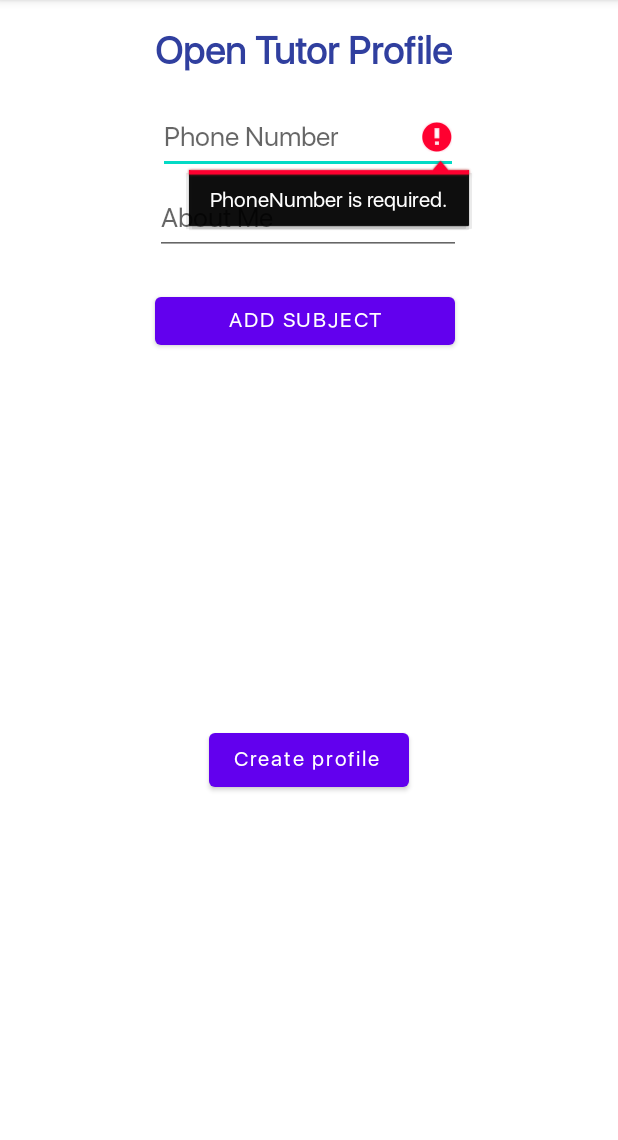
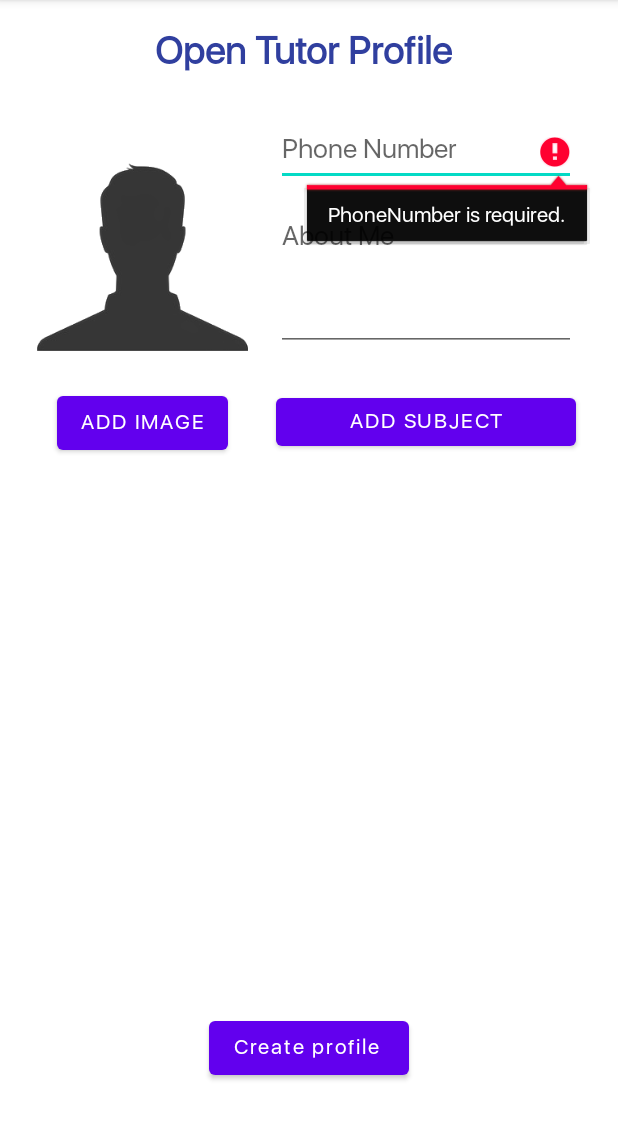
Before and after one commit to AlmogJakov/TutorTime, an Android app: the SetTutorProfile screen opened directly, with no data from a screen before it, after a tap on "Create profile", on a phone screen of 412 x 824 dp, the part 84-1224 px from its top. Run offline under Robolectric (Android 15) with nearby library versions, the phone set to English and light mode, and no system bars; our stand-ins replace Firebase (no records; nobody signed in at launch, a user with empty details on screens opened directly).

Commit message:
Edit image teacher profile

```diff
--- a/app/build.gradle
+++ b/app/build.gradle
@@ -42,6 +42,7 @@ dependencies {
     implementation 'androidx.navigation:navigation-ui:2.3.5'
     implementation 'com.google.firebase:firebase-database:20.0.2'
     implementation 'androidx.legacy:legacy-support-v4:1.0.0'
+    implementation 'com.google.firebase:firebase-storage:20.0.0'
     testImplementation 'junit:junit:4.+'
     androidTestImplementation 'androidx.test.ext:junit:1.1.3'
     androidTestImplementation 'androidx.test.espresso:espresso-core:3.4.0'
@@ -60,4 +61,8 @@ dependencies {
 
     // Also declare the dependency for the Google Play services library and specify its version
     implementation 'com.google.android.gms:play-services-auth:19.2.0'
+
+    implementation ("com.github.bumptech.glide:glide:4.11.0@aar") {
+        transitive = true
+    }
 }
--- a/app/src/main/java/com/project/tutortime/SetTutorProfile.java
+++ b/app/src/main/java/com/project/tutortime/SetTutorProfile.java
@@ -1,23 +1,34 @@
 package com.project.tutortime;
 
+import androidx.annotation.NonNull;
+import androidx.annotation.Nullable;
 import androidx.appcompat.app.AppCompatActivity;
 
 import android.app.Dialog;
+import android.content.ContentResolver;
 import android.content.Intent;
+import android.net.Uri;
 import android.os.Bundle;
 import android.text.TextUtils;
 import android.view.View;
+import android.webkit.MimeTypeMap;
 import android.widget.AdapterView;
 import android.widget.ArrayAdapter;
 import android.widget.Button;
 import android.widget.EditText;
+import android.widget.ImageView;
 import android.widget.ListView;
 import android.widget.Spinner;
 import android.widget.Toast;
 
+import com.google.android.gms.tasks.OnFailureListener;
+import com.google.android.gms.tasks.OnSuccessListener;
 import com.google.firebase.auth.FirebaseAuth;
 import com.google.firebase.database.DatabaseReference;
 import com.google.firebase.database.FirebaseDatabase;
+import com.google.firebase.storage.FirebaseStorage;
+import com.google.firebase.storage.StorageReference;
+import com.google.firebase.storage.UploadTask;
 import com.project.tutortime.firebase.FireBaseTeacher;
 import com.project.tutortime.firebase.subjectObj;
 
@@ -25,12 +36,17 @@ import java.util.ArrayList;
 
 public class SetTutorProfile extends AppCompatActivity {
     EditText PhoneNumber, description;
-    Button profile, addSub;
+    Button profile, addSub, addImage;
+    ImageView img;
     ListView subjectList;
     ArrayList<subjectObj> list = new ArrayList<>();
     ArrayList<String> listSub = new ArrayList<>();
     FirebaseAuth fAuth;
+    Uri imageData;
+    String imgURL;
     private DatabaseReference mDatabase;
+    private static final int GALLERY_REQUEST_COD = 1;
+
 
 
     @Override
@@ -43,10 +59,22 @@ public class SetTutorProfile extends AppCompatActivity {
         description = findViewById(R.id.editDescription);
         addSub = findViewById(R.id.editSubject);
         profile = findViewById(R.id.buttonProfile);
+        addImage = findViewById(R.id.btnAddImage);
+        img = findViewById(R.id.imageView);
         subjectList = (ListView) findViewById(R.id.subList);
         ArrayAdapter a = new ArrayAdapter(this, android.R.layout.simple_list_item_1, list);
         subjectList.setAdapter(a);
         a.notifyDataSetChanged();
+
+        addImage.setOnClickListener(new View.OnClickListener() {
+            @Override
+            public void onClick(View v) {
+                Intent intent = new Intent();
+                intent.setType("image/*");
+                intent.setAction(Intent.ACTION_GET_CONTENT);
+                startActivityForResult(intent, GALLERY_REQUEST_COD);
+            }
+        });
 
         subjectList.setOnItemClickListener(new AdapterView.OnItemClickListener() {
             @Override
@@ -55,7 +83,6 @@ public class SetTutorProfile extends AppCompatActivity {
                 createEditDialog(a,s);
             }
         });
-
 
         addSub.setOnClickListener(new View.OnClickListener() {
             @Override
@@ -66,6 +93,7 @@ public class SetTutorProfile extends AppCompatActivity {
         profile.setOnClickListener(new View.OnClickListener() {
             @Override
             public void onClick(View v) {
+                fileUploader();
                 String pNum = PhoneNumber.getText().toString().trim();
                 String descrip = description.getText().toString().trim();
                 if (TextUtils.isEmpty(pNum)) {
@@ -81,8 +109,8 @@ public class SetTutorProfile extends AppCompatActivity {
                 Toast.makeText(SetTutorProfile.this, descrip,
                         Toast.LENGTH_SHORT).show();
                 String userID = fAuth.getCurrentUser().getUid();
-                t.addTeacherToDB(pNum, descrip, userID, list);
-                mDatabase.child("users").child(userID).child("isTeacher").setValue(1);
+                t.addTeacherToDB(pNum, descrip, userID, list, imgURL);
+
                 /* were logging in as tutor (tutor status value = 1).
                      pass 'Status' value (1) to MainActivity. */
                 final ArrayList<Integer> arr = new ArrayList<Integer>();
@@ -123,16 +151,24 @@ public class SetTutorProfile extends AppCompatActivity {
                     priceEdit.setError("Price is required.");
                     return;
                 }
-                if (nameSub.isEmpty() || nameSub.equals(subjectObj.SubName.HINT)) {
+//                if (nameSub.isEmpty() || nameSub.equals(subjectObj.SubName.HINT)) {
+//                    Toast.makeText(SetTutorProfile.this, "Subject is required.", Toast.LENGTH_SHORT).show();
+//                    return;
+//                }
+//                if (type.isEmpty() || type.equals(subjectObj.Type.HINT)) {
+//                    Toast.makeText(SetTutorProfile.this, "Learning type is required.", Toast.LENGTH_SHORT).show();
+//                    return;
+//                }
+                if (listSub.contains(nameSub)) {
+                    Toast.makeText(SetTutorProfile.this, "You already have selected this subject.", Toast.LENGTH_SHORT).show();
+                    return;
+                }
+                if (nameSub == "Select subject") {
                     Toast.makeText(SetTutorProfile.this, "Subject is required.", Toast.LENGTH_SHORT).show();
                     return;
                 }
-                if (type.isEmpty() || type.equals(subjectObj.Type.HINT)) {
+                if (type == "Select learning type") {
                     Toast.makeText(SetTutorProfile.this, "Learning type is required.", Toast.LENGTH_SHORT).show();
-                    return;
-                }
-                if (listSub.contains(nameSub)) {
-                    Toast.makeText(SetTutorProfile.this, "You already have selected this subject.", Toast.LENGTH_SHORT).show();
                     return;
                 }
                 subjectObj s = new subjectObj(nameSub, type, Integer.parseInt(price), exp);
@@ -164,7 +200,7 @@ public class SetTutorProfile extends AppCompatActivity {
         expEdit = d.findViewById(R.id.ExpEdit);
         saveBtn = d.findViewById(R.id.btnSave);
         closeBtn = d.findViewById(R.id.btnClose);
-        deleteBtn = d.findViewById(R.id.btnDelete);/////////////////////////////////////////////////
+        deleteBtn = d.findViewById(R.id.btnDelete);
         nameSpinner = d.findViewById(R.id.spinSubName);
         ArrayAdapter nameAd = new ArrayAdapter<>(this, android.R.layout.simple_spinner_item,
                 subjectObj.SubName.values());
@@ -232,4 +268,35 @@ public class SetTutorProfile extends AppCompatActivity {
         });
         d.show();
     }
+
+    @Override
+    protected void onActivityResult(int requestCode, int resultCode, @Nullable Intent data) {
+        super.onActivityResult(requestCode, resultCode, data);
+        if (requestCode == GALLERY_REQUEST_COD && resultCode == RESULT_OK && data != null) {
+            imageData = data.getData();
+            img.setImageURI(imageData);
+        }
+    }
+    private String getExtension(Uri uri){
+        ContentResolver cr = getContentResolver();
+        MimeTypeMap mimeTypeMap = MimeTypeMap.getSingleton();
+        return mimeTypeMap.getExtensionFromMimeType(cr.getType(uri));
+    }
+    private void fileUploader(){
+        imgURL=System.currentTimeMillis()+"."+getExtension(imageData);
+        StorageReference Ref=FirebaseStorage.getInstance().getReference().child(imgURL);
+        Ref.putFile(imageData)
+                .addOnSuccessListener(new OnSuccessListener<UploadTask.TaskSnapshot>() {
+                    @Override
+                    public void onSuccess(UploadTask.TaskSnapshot taskSnapshot) {
+                        // Get a URL to the uploaded content
+                    }
+                })
+                .addOnFailureListener(new OnFailureListener() {
+                    @Override
+                    public void onFailure(@NonNull Exception exception) {
+                        Toast.makeText(getApplicationContext(), "Upload imageFailed", Toast.LENGTH_LONG).show();
+                    }
+                });
+    }
 }
--- a/app/src/main/res/layout/activity_set_tutor_profile.xml
+++ b/app/src/main/res/layout/activity_set_tutor_profile.xml
@@ -89,7 +89,7 @@
         app:layout_constraintEnd_toEndOf="parent"
         app:layout_constraintStart_toStartOf="parent"
         app:layout_constraintTop_toBottomOf="@+id/subList"
-        app:layout_constraintVertical_bias="0.181" />
+        app:layout_constraintVertical_bias="0.424" />
 
     <TextView
         android:id="@+id/txtTutorProfile"
@@ -108,27 +108,27 @@
     <EditText
         android:id="@+id/editPhoneNumber"
         android:layout_width="200dp"
-        android:layout_height="wrap_content"
-        android:layout_marginTop="68dp"
+        android:layout_height="44dp"
+        android:layout_marginTop="80dp"
         android:ems="10"
         android:hint="Phone Number"
         android:inputType="phone"
         app:layout_constraintEnd_toEndOf="parent"
-        app:layout_constraintHorizontal_bias="0.497"
+        app:layout_constraintHorizontal_bias="0.867"
         app:layout_constraintStart_toStartOf="parent"
         app:layout_constraintTop_toTopOf="parent" />
 
     <EditText
         android:id="@+id/editDescription"
-        android:layout_width="204dp"
-        android:layout_height="42dp"
-        android:layout_marginTop="12dp"
+        android:layout_width="200dp"
+        android:layout_height="100dp"
+        android:layout_marginTop="10dp"
         android:ems="10"
         android:gravity="start|top"
         android:hint="About Me"
         android:inputType="textMultiLine"
         app:layout_constraintEnd_toEndOf="parent"
-        app:layout_constraintHorizontal_bias="0.497"
+        app:layout_constraintHorizontal_bias="0.867"
         app:layout_constraintStart_toStartOf="parent"
         app:layout_constraintTop_toBottomOf="@+id/editPhoneNumber" />
 
@@ -136,20 +136,39 @@
         android:id="@+id/editSubject"
         android:layout_width="200dp"
         android:layout_height="44dp"
-        android:layout_marginTop="192dp"
+        android:layout_marginTop="25dp"
+        android:layout_marginEnd="28dp"
         android:text="Add Subject"
         app:layout_constraintEnd_toEndOf="parent"
-        app:layout_constraintHorizontal_bias="0.488"
-        app:layout_constraintStart_toStartOf="parent"
-        app:layout_constraintTop_toTopOf="parent" />
+        app:layout_constraintTop_toBottomOf="@+id/editDescription" />
 
     <ListView
         android:id="@+id/subList"
-        android:layout_width="321dp"
-        android:layout_height="178dp"
-        android:layout_marginTop="16dp"
+        android:layout_width="349dp"
+        android:layout_height="306dp"
+        android:layout_marginTop="32dp"
+        android:layout_marginEnd="28dp"
         app:layout_constraintEnd_toEndOf="parent"
-        app:layout_constraintStart_toStartOf="parent"
         app:layout_constraintTop_toBottomOf="@+id/editSubject" />
 
+    <ImageView
+        android:id="@+id/imageView"
+        android:layout_width="153dp"
+        android:layout_height="154dp"
+        android:layout_marginTop="80dp"
+        android:layout_marginEnd="12dp"
+        app:layout_constraintEnd_toStartOf="@+id/editDescription"
+        app:layout_constraintTop_toTopOf="parent"
+        app:srcCompat="@drawable/profile" />
+
+    <Button
+        android:id="@+id/btnAddImage"
+        android:layout_width="wrap_content"
+        android:layout_height="wrap_content"
+        android:layout_marginTop="24dp"
+        android:layout_marginEnd="32dp"
+        android:text="Add image"
+        app:layout_constraintEnd_toStartOf="@+id/editSubject"
+        app:layout_constraintTop_toBottomOf="@+id/imageView" />
+
 </androidx.constraintlayout.widget.ConstraintLayout>
--- a/build.gradle
+++ b/build.gradle
@@ -3,6 +3,7 @@ buildscript {
     repositories {
         google()
         mavenCentral()
+
     }
     dependencies {
         classpath "com.android.tools.build:gradle:7.0.3"
```
Also changed, not shown: app/src/main/java/com/project/tutortime/firebase/FireBaseTeacher.java (+5 -5 lines), app/src/main/java/com/project/tutortime/firebase/teacherObj.java (+11 -1 lines), app/src/main/res/layout/update_teacher_profile.xml (added, +91 -0 lines), app/src/main/res/drawable/profile.png (added).
